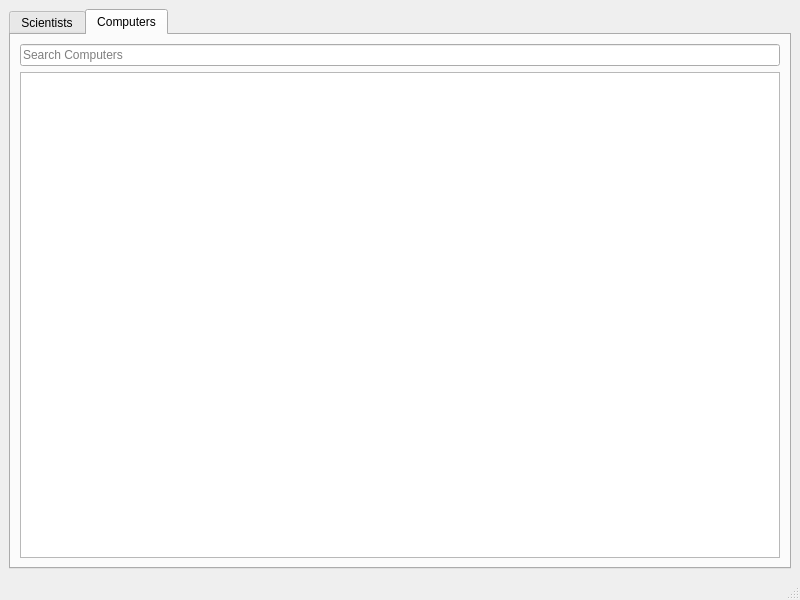
The window that src/ui/mainwindow.ui (TheFightingMongeese/Vika3) describes before a commit, drawn with Qt 5.
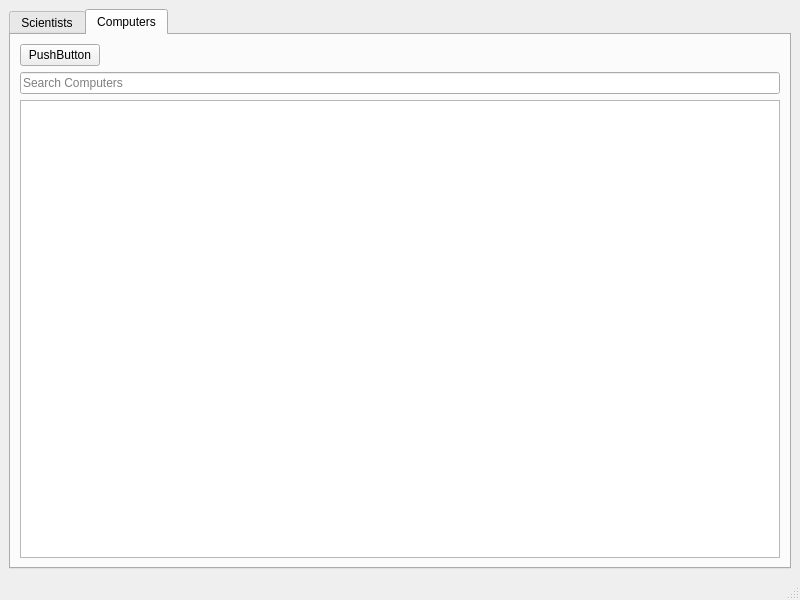
The same window after the commit. The open tabs and pages were chosen to show the change.

```diff
--- a/src/ui/mainwindow.ui
+++ b/src/ui/mainwindow.ui
@@ -82,6 +82,30 @@
         <string>Computers</string>
        </attribute>
        <layout class="QVBoxLayout" name="verticalLayout_3">
+        <item>
+         <layout class="QHBoxLayout" name="horizontalLayout_2">
+          <item>
+           <widget class="QPushButton" name="pushButton">
+            <property name="text">
+             <string>PushButton</string>
+            </property>
+           </widget>
+          </item>
+          <item>
+           <spacer name="horizontalSpacer_2">
+            <property name="orientation">
+             <enum>Qt::Horizontal</enum>
+            </property>
+            <property name="sizeHint" stdset="0">
+             <size>
+              <width>40</width>
+              <height>20</height>
+             </size>
+            </property>
+           </spacer>
+          </item>
+         </layout>
+        </item>
         <item>
          <widget class="QLineEdit" name="SearchComputers">
           <property name="placeholderText">
```
Left out of the diff: 5 changed lines with no effect on the pictures.
